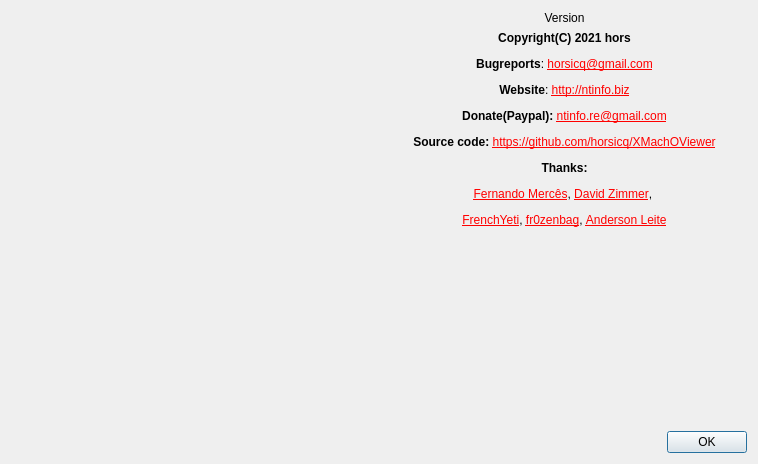
Old version of the form gui_source/dialogabout.ui in the repository horsicq/XMachOViewer.
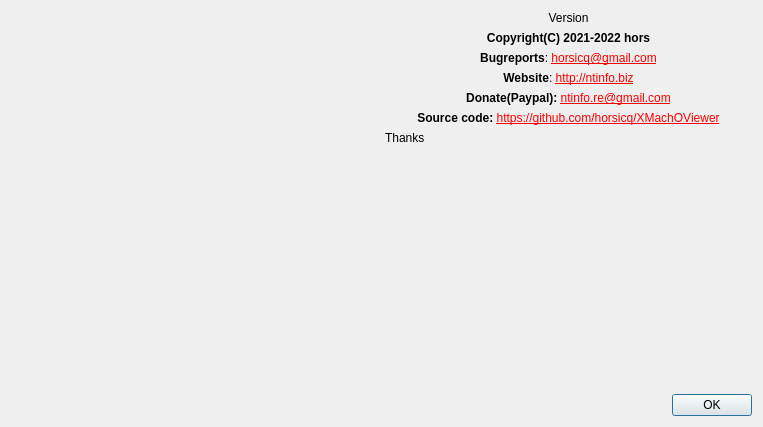
New version of the form. Icons and pictures are not drawn.

```diff
--- a/gui_source/dialogabout.ui
+++ b/gui_source/dialogabout.ui
@@ -9,8 +9,8 @@
    <rect>
     <x>0</x>
     <y>0</y>
-    <width>758</width>
-    <height>464</height>
+    <width>763</width>
+    <height>427</height>
    </rect>
   </property>
   <property name="windowTitle">
@@ -56,7 +56,57 @@
        <item>
         <widget class="QLabel" name="labelInfo">
          <property name="text">
-          <string notr="true">&lt;html&gt;&lt;head/&gt;&lt;body&gt;&lt;p align=&quot;center&quot;&gt;&lt;span style=&quot; font-weight:600;&quot;&gt;Copyright(C) 2021 hors&lt;/span&gt;&lt;/p&gt;&lt;p align=&quot;center&quot;&gt;&lt;span style=&quot; font-weight:600;&quot;&gt;Bugreports&lt;/span&gt;: &lt;a href=&quot;mailto:horsicq@gmail.com&quot;&gt;&lt;span style=&quot; text-decoration: underline; color:#ff0000;&quot;&gt;horsicq@gmail.com&lt;/span&gt;&lt;/a&gt;&lt;/p&gt;&lt;p align=&quot;center&quot;&gt;&lt;span style=&quot; font-weight:600;&quot;&gt;Website&lt;/span&gt;: &lt;a href=&quot;http://ntinfo.biz&quot;&gt;&lt;span style=&quot; text-decoration: underline; color:#ff0000;&quot;&gt;http://ntinfo.biz&lt;/span&gt;&lt;/a&gt;&lt;/p&gt;&lt;p align=&quot;center&quot;&gt;&lt;span style=&quot; font-weight:600;&quot;&gt;Donate(Paypal): &lt;/span&gt;&lt;a href=&quot;mailto:ntinfo.re@gmail.com&quot;&gt;&lt;span style=&quot; text-decoration: underline; color:#ff0000;&quot;&gt;ntinfo.re@gmail.com&lt;/span&gt;&lt;/a&gt;&lt;/p&gt;&lt;p align=&quot;center&quot;&gt;&lt;span style=&quot; font-weight:600;&quot;&gt;Source code: &lt;/span&gt;&lt;a href=&quot;https://github.com/horsicq/XMachOViewer&quot;&gt;&lt;span style=&quot; text-decoration: underline; color:#ff0000;&quot;&gt;https://github.com/horsicq/XMachOViewer&lt;/span&gt;&lt;/a&gt;&lt;/p&gt;&lt;p align=&quot;center&quot;&gt;&lt;span style=&quot; font-weight:600;&quot;&gt;Thanks:&lt;/span&gt;&lt;/p&gt;&lt;p align=&quot;center&quot;&gt;&lt;a href=&quot;https://www.mentebinaria.com.br/&quot;&gt;&lt;span style=&quot; text-decoration: underline; color:#ff0000;&quot;&gt;Fernando Mercês&lt;/span&gt;&lt;/a&gt;, &lt;a href=&quot;http://sandsprite.com/&quot;&gt;&lt;span style=&quot; text-decoration: underline; color:#ff0000;&quot;&gt;David Zimmer&lt;/span&gt;&lt;/a&gt;, &lt;/p&gt;&lt;p align=&quot;center&quot;&gt;&lt;a href=&quot;https://twitter.com/frenchyeti&quot;&gt;&lt;span style=&quot; text-decoration: underline; color:#ff0000;&quot;&gt;FrenchYeti&lt;/span&gt;&lt;/a&gt;, &lt;a href=&quot;https://github.com/fr0zenbag&quot;&gt;&lt;span style=&quot; text-decoration: underline; color:#ff0000;&quot;&gt;fr0zenbag&lt;/span&gt;&lt;/a&gt;, &lt;a href=&quot;https://github.com/AandersonL&quot;&gt;&lt;span style=&quot; text-decoration: underline; color:#ff0000;&quot;&gt;Anderson Leite&lt;/span&gt;&lt;/a&gt;&lt;/p&gt;&lt;/body&gt;&lt;/html&gt;</string>
+          <string notr="true">&lt;html&gt;&lt;head/&gt;&lt;body&gt;&lt;p&gt;&lt;span style=&quot; font-weight:700;&quot;&gt;Copyright(C) 2021-2022 hors&lt;/span&gt;&lt;/p&gt;&lt;/body&gt;&lt;/html&gt;</string>
+         </property>
+         <property name="alignment">
+          <set>Qt::AlignCenter</set>
+         </property>
+        </widget>
+       </item>
+       <item>
+        <widget class="QLabel" name="labelBugreports">
+         <property name="text">
+          <string notr="true">&lt;html&gt;&lt;head/&gt;&lt;body&gt;&lt;p&gt;&lt;span style=&quot; font-weight:600;&quot;&gt;Bugreports&lt;/span&gt;: &lt;a href=&quot;mailto:horsicq@gmail.com&quot;&gt;&lt;span style=&quot; text-decoration: underline; color:#ff0000;&quot;&gt;horsicq@gmail.com&lt;/span&gt;&lt;/a&gt;&lt;/p&gt;&lt;/body&gt;&lt;/html&gt;</string>
+         </property>
+         <property name="alignment">
+          <set>Qt::AlignCenter</set>
+         </property>
+        </widget>
+       </item>
+       <item>
+        <widget class="QLabel" name="labelWebsite">
+         <property name="text">
+          <string notr="true">&lt;html&gt;&lt;head/&gt;&lt;body&gt;&lt;p&gt;&lt;span style=&quot; font-weight:600;&quot;&gt;Website&lt;/span&gt;: &lt;a href=&quot;http://ntinfo.biz&quot;&gt;&lt;span style=&quot; text-decoration: underline; color:#ff0000;&quot;&gt;http://ntinfo.biz&lt;/span&gt;&lt;/a&gt;&lt;/p&gt;&lt;/body&gt;&lt;/html&gt;</string>
+         </property>
+         <property name="alignment">
+          <set>Qt::AlignCenter</set>
+         </property>
+        </widget>
+       </item>
+       <item>
+        <widget class="QLabel" name="labelDonate">
+         <property name="text">
+          <string notr="true">&lt;html&gt;&lt;head/&gt;&lt;body&gt;&lt;p&gt;&lt;span style=&quot; font-weight:600;&quot;&gt;Donate(Paypal): &lt;/span&gt;&lt;a href=&quot;mailto:ntinfo.re@gmail.com&quot;&gt;&lt;span style=&quot; text-decoration: underline; color:#ff0000;&quot;&gt;ntinfo.re@gmail.com&lt;/span&gt;&lt;/a&gt;&lt;/p&gt;&lt;/body&gt;&lt;/html&gt;</string>
+         </property>
+         <property name="alignment">
+          <set>Qt::AlignCenter</set>
+         </property>
+        </widget>
+       </item>
+       <item>
+        <widget class="QLabel" name="labelSourceCode">
+         <property name="text">
+          <string notr="true">&lt;html&gt;&lt;head/&gt;&lt;body&gt;&lt;p&gt;&lt;span style=&quot; font-weight:600;&quot;&gt;Source code: &lt;/span&gt;&lt;a href=&quot;https://github.com/horsicq/XMachOViewer&quot;&gt;&lt;span style=&quot; text-decoration: underline; color:#ff0000;&quot;&gt;https://github.com/horsicq/XMachOViewer&lt;/span&gt;&lt;/a&gt;&lt;/p&gt;&lt;/body&gt;&lt;/html&gt;</string>
+         </property>
+         <property name="alignment">
+          <set>Qt::AlignCenter</set>
+         </property>
+        </widget>
+       </item>
+       <item>
+        <widget class="QLabel" name="labelThanks">
+         <property name="text">
+          <string notr="true">Thanks</string>
          </property>
          <property name="textFormat">
           <enum>Qt::AutoText</enum>
```
Left out of the diff: 2 changed lines with no effect on the pictures.
